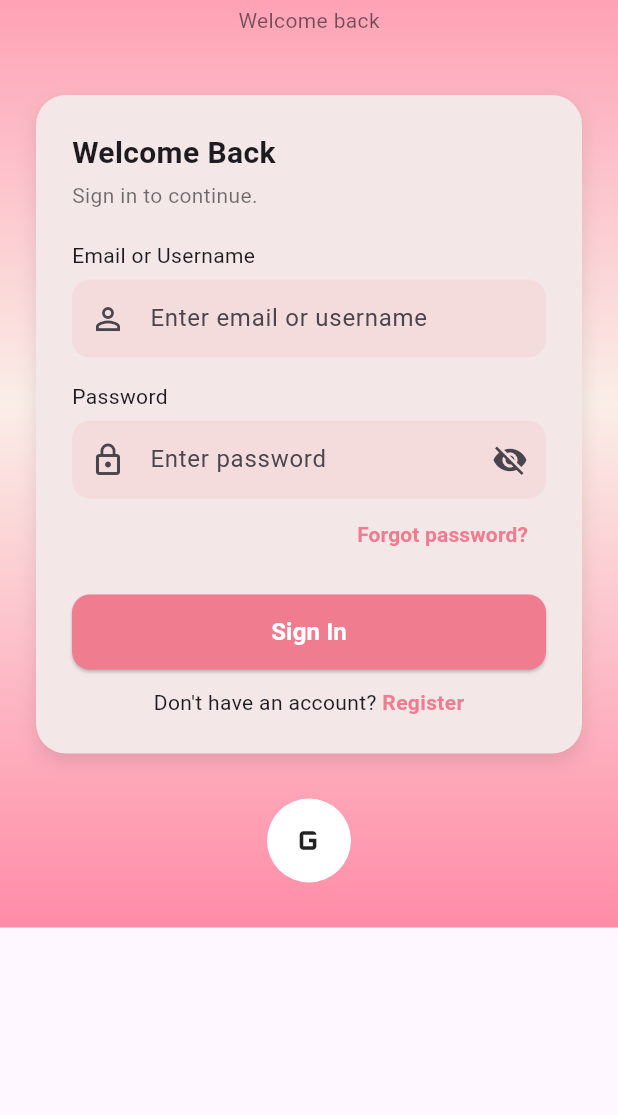
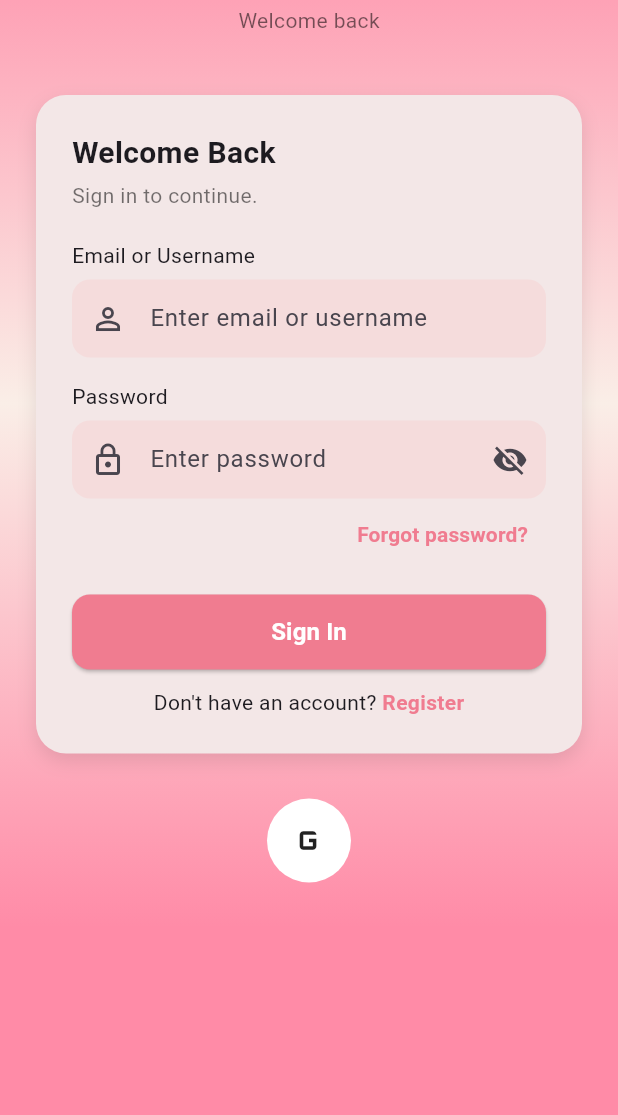
Before and after one commit to cffajardo/nutricook, a Flutter app: the screen it shows after launch, on a phone screen of 412 x 824 dp, the part 121-1236 px from its top. Run offline on Flutter 3.47's test engine with Material 3 defaults, Android fonts, the phone set to English and light mode, and no system bars; our stand-ins replace cloud_firestore, firebase_auth, firebase_core, flutter_riverpod, freezed_annotation, go_router and 1 more; accounts and stored records are empty.

Commit message:
Change background color of login screen

```diff
--- a/lib/features/auth/screens/login_screen.dart
+++ b/lib/features/auth/screens/login_screen.dart
@@ -185,6 +185,7 @@ class _LoginScreenState extends ConsumerState<LoginScreen> {
   @override
   Widget build(BuildContext context) {
     return Scaffold(
+      backgroundColor: const Color(0xFFFF8BA7),
       body: Container(
         decoration: const BoxDecoration(
           gradient: LinearGradient(
@@ -381,9 +382,8 @@ class _LoginScreenState extends ConsumerState<LoginScreen> {
                       ),
                     ),
                     const SizedBox(height: 30),
-                    InkWell(
+                    GestureDetector(
                       onTap: _isLoading ? null : _signInWithGoogle,
-                      borderRadius: BorderRadius.circular(50),
                       child: const CircleAvatar(
                         radius: 28,
                         backgroundColor: Colors.white,
```
